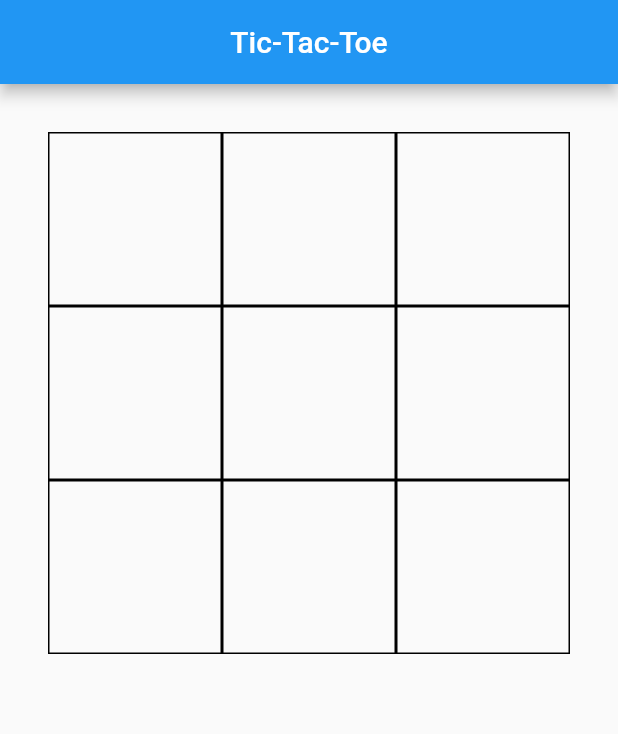
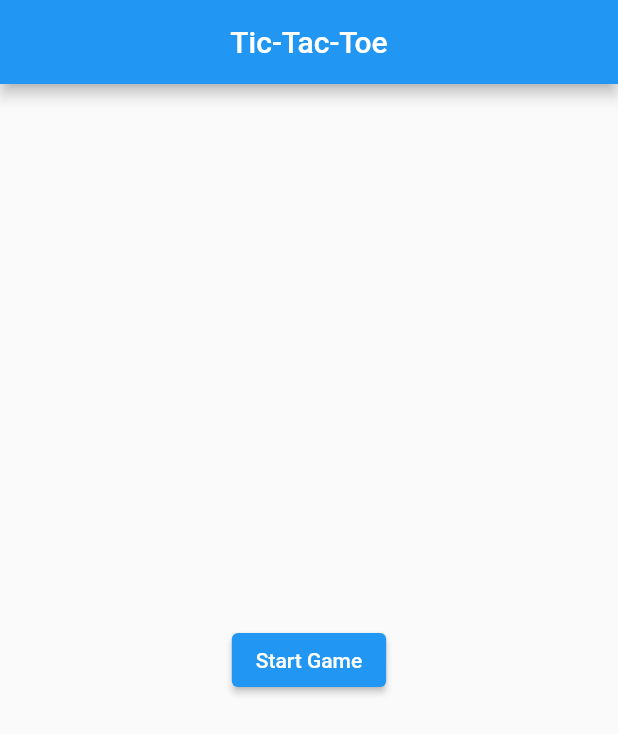
Before and after one commit to abhinandval/flutter_tic_tac_toe, a Flutter app: the screen it shows after launch, on a phone screen of 412 x 824 dp. Shown: the top 734 px of the screen. Run offline on Flutter 3.47's test engine with Material 2 defaults, Android fonts, the phone set to English and light mode, and no system bars; our stand-ins replace bloc, flutter_bloc, freezed_annotation.

Commit message:
feat: start new game when finished

```diff
--- a/lib/blocs/easy_ai_tic_cubit.dart
+++ b/lib/blocs/easy_ai_tic_cubit.dart
@@ -10,10 +10,15 @@ part 'easy_ai_tic_cubit.freezed.dart';
 part 'easy_ai_tic_state.dart';
 
 class EasyAiTicCubit extends Cubit<EasyAiTicState> {
-  EasyAiTicCubit(this.ticGame) : super(EasyAiTicState.progress(ticGame.matrix));
+  EasyAiTicCubit() : super(const EasyAiTicState.initial());
 
-  final TicTacToe3DAIEasy ticGame;
+  late TicTacToe3DAIEasy ticGame;
   Player? _winner;
+
+  void init(Player firstPlayer) {
+    ticGame = TicTacToe3DAIEasy(firstPlayer);
+    emit(EasyAiTicState.progress(ticGame.matrix));
+  }
 
   void makeMove(MatrixIndex position) async {
     try {
--- a/lib/blocs/easy_ai_tic_state.dart
+++ b/lib/blocs/easy_ai_tic_state.dart
@@ -2,6 +2,8 @@ part of 'easy_ai_tic_cubit.dart';
 
 @freezed
 class EasyAiTicState with _$EasyAiTicState {
+  const factory EasyAiTicState.initial() = _Initial;
+
   const factory EasyAiTicState.progress(List<List<Player?>> gameMatrix) =
       _Progress;
 
--- a/lib/pages/playground_page.dart
+++ b/lib/pages/playground_page.dart
@@ -2,7 +2,6 @@ import 'package:flutter/material.dart';
 import 'package:flutter_bloc/flutter_bloc.dart';
 
 import '../blocs/easy_ai_tic_cubit.dart';
-import '../models/ai_player/tic_tac_toe_3d_ai_easy.dart';
 import '../models/matrix_index.dart';
 import '../models/tic_tac_toe.dart';
 
@@ -12,7 +11,7 @@ class PlaygroundPage extends StatelessWidget {
   @override
   Widget build(BuildContext context) {
     return BlocProvider(
-      create: (context) => EasyAiTicCubit(TicTacToe3DAIEasy(Player.O)),
+      create: (context) => EasyAiTicCubit(),
       child: Scaffold(
         appBar: AppBar(
           title: const Text('Tic-Tac-Toe'),
@@ -33,6 +32,12 @@ class PlaygroundPage extends StatelessWidget {
               },
               builder: (bCtx, state) {
                 return state.when(
+                  initial: () => ElevatedButton(
+                    onPressed: () {
+                      bCtx.read<EasyAiTicCubit>().init(Player.X);
+                    },
+                    child: const Text('Start Game'),
+                  ),
                   error: (matrix, isCompleted, error) => _buildMatrixGrid(
                     matrix,
                     (index) {
@@ -56,6 +61,13 @@ class PlaygroundPage extends StatelessWidget {
                       Text(
                         'Game Over !\nPlayer ${winner?.symbol} won\t🎉',
                         textAlign: TextAlign.center,
+                      ),
+                      const SizedBox(height: 8 * 2),
+                      ElevatedButton(
+                        onPressed: () {
+                          bCtx.read<EasyAiTicCubit>().init(Player.X);
+                        },
+                        child: const Text('New Game'),
                       ),
                     ],
                   ),
```
Also changed, not shown: lib/blocs/easy_ai_tic_cubit.freezed.dart.
